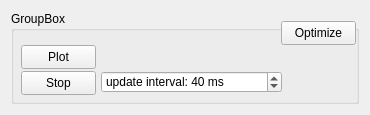
nawww83/pink_noise_generator, file widget.ui: the form before one commit.
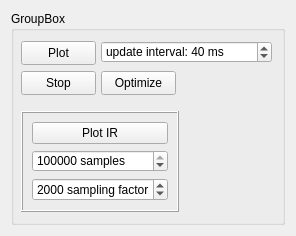
The form after the commit.

Commit message: add plot IR for long ranges

```diff
--- a/widget.ui
+++ b/widget.ui
@@ -6,8 +6,8 @@
    <rect>
     <x>0</x>
     <y>0</y>
-    <width>370</width>
-    <height>115</height>
+    <width>296</width>
+    <height>236</height>
    </rect>
   </property>
   <property name="sizePolicy">
@@ -29,7 +29,7 @@
       <property name="geometry">
        <rect>
         <x>10</x>
-        <y>34</y>
+        <y>30</y>
         <width>75</width>
         <height>24</height>
        </rect>
@@ -54,8 +54,8 @@
      <widget class="QPushButton" name="btn_optimize">
       <property name="geometry">
        <rect>
-        <x>270</x>
-        <y>10</y>
+        <x>90</x>
+        <y>60</y>
         <width>75</width>
         <height>24</height>
        </rect>
@@ -68,8 +68,8 @@
       <property name="geometry">
        <rect>
         <x>90</x>
-        <y>60</y>
-        <width>181</width>
+        <y>30</y>
+        <width>171</width>
         <height>22</height>
        </rect>
       </property>
@@ -92,6 +92,72 @@
        <number>40</number>
       </property>
      </widget>
+     <widget class="QFrame" name="frame">
+      <property name="geometry">
+       <rect>
+        <x>10</x>
+        <y>100</y>
+        <width>158</width>
+        <height>101</height>
+       </rect>
+      </property>
+      <property name="frameShape">
+       <enum>QFrame::Shape::Box</enum>
+      </property>
+      <property name="frameShadow">
+       <enum>QFrame::Shadow::Raised</enum>
+      </property>
+      <layout class="QVBoxLayout" name="verticalLayout_2">
+       <item>
+        <widget class="QPushButton" name="btn_plot_ir">
+         <property name="toolTip">
+          <string>&lt;html&gt;&lt;head/&gt;&lt;body&gt;&lt;p&gt;Построить ИХ: точную и приближенную.&lt;/p&gt;&lt;/body&gt;&lt;/html&gt;</string>
+         </property>
+         <property name="text">
+          <string>Plot IR</string>
+         </property>
+        </widget>
+       </item>
+       <item>
+        <widget class="QSpinBox" name="spbx_ir_samples">
+         <property name="suffix">
+          <string> samples</string>
+         </property>
+         <property name="minimum">
+          <number>1000</number>
+         </property>
+         <property name="maximum">
+          <number>1000000000</number>
+         </property>
+         <property name="singleStep">
+          <number>100000</number>
+         </property>
+         <property name="value">
+          <number>10000000</number>
+         </property>
+        </widget>
+       </item>
+       <item>
+        <widget class="QSpinBox" name="spbx_sampling_factor_ir">
+         <property name="suffix">
+          <string> sampling factor</string>
+         </property>
+         <property name="minimum">
+          <number>1</number>
+         </property>
+         <property name="maximum">
+          <number>10000</number>
+         </property>
+         <property name="singleStep">
+          <number>10</number>
+         </property>
+         <property name="value">
+          <number>2000</number>
+         </property>
+        </widget>
+       </item>
+      </layout>
+     </widget>
     </widget>
    </item>
   </layout>
```
Left out of the diff: 6 changed lines with no effect on the pictures. The commit also changes 4 other files.
